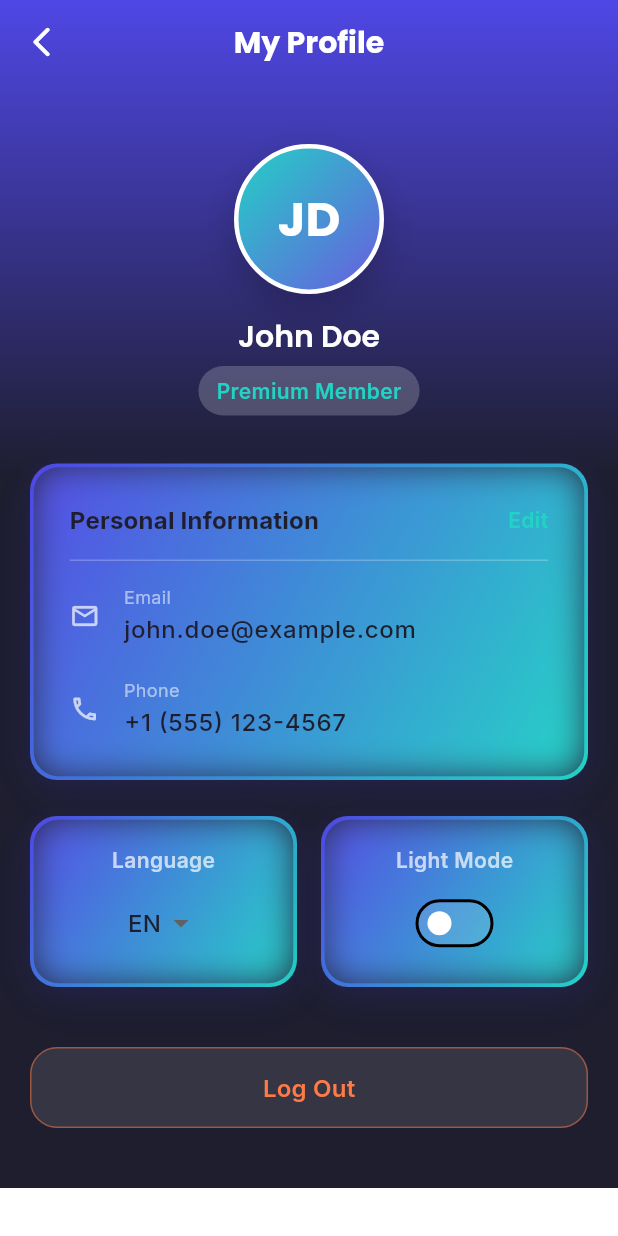
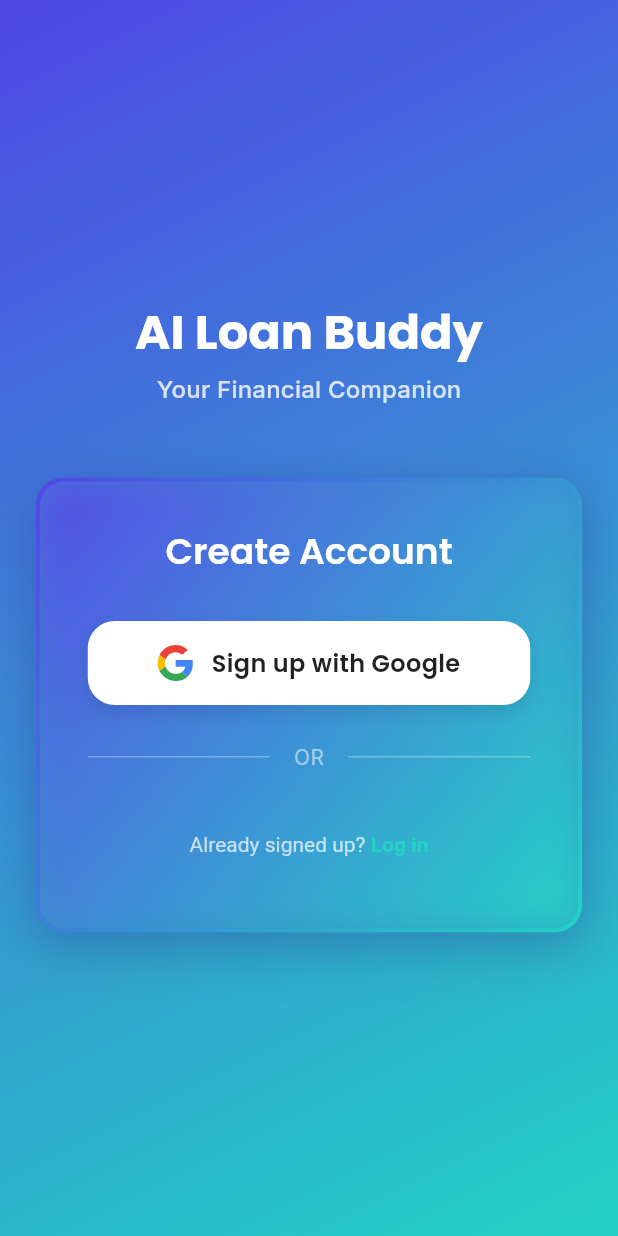
Before and after one commit to SoiledSalmon/hakctajon, a Flutter app: the ProfileScreen screen opened by its route, after a tap on "Log Out", on a phone screen of 412 x 824 dp. Run offline on Flutter 3.47's test engine with Material 3 defaults, Android fonts, the phone set to English and light mode, and no system bars; our stand-ins replace firebase_core, flutter_riverpod, flutter_svg, google_fonts, lottie; accounts and stored records are empty; network calls fail.

```diff
--- a/lib/main.dart
+++ b/lib/main.dart
@@ -3,9 +3,11 @@ import 'package:ai_loan_buddy/screens/checklist_screen.dart';
 import 'package:ai_loan_buddy/screens/education_screen.dart';
 import 'package:ai_loan_buddy/screens/eligibility_screen.dart';
 import 'package:ai_loan_buddy/screens/home_screen.dart';
+import 'package:ai_loan_buddy/screens/login_screen.dart';
 import 'package:ai_loan_buddy/screens/pdf_preview_screen.dart';
 import 'package:ai_loan_buddy/screens/profile_screen.dart';
 import 'package:ai_loan_buddy/screens/settings_screen.dart';
+import 'package:ai_loan_buddy/screens/signup_screen.dart';
 import 'package:ai_loan_buddy/screens/splash_screen.dart';
 import 'package:ai_loan_buddy/theme/app_theme.dart';
 import 'package:ai_loan_buddy/utils/navigation.dart';
@@ -17,7 +19,7 @@ import 'firebase_options.dart';
 void main() async {
   await Firebase.initializeApp(
     options: DefaultFirebaseOptions.currentPlatform,
-);
+  );
   runApp(const ProviderScope(child: AILoanBuddyApp()));
 }
 
@@ -44,6 +46,10 @@ class RouteGenerator {
     switch (settings.name) {
       case RouteNames.splash:
         return MaterialPageRoute(builder: (_) => const SplashScreen());
+      case RouteNames.signup:
+        return MaterialPageRoute(builder: (_) => const SignupScreen());
+      case RouteNames.login:
+        return MaterialPageRoute(builder: (_) => const LoginScreen());
       case RouteNames.home:
         return MaterialPageRoute(builder: (_) => const HomeScreen());
       case RouteNames.chat:
--- a/lib/screens/profile_screen.dart
+++ b/lib/screens/profile_screen.dart
@@ -1,5 +1,6 @@
 import 'package:ai_loan_buddy/providers/settings_provider.dart';
 import 'package:ai_loan_buddy/theme/app_theme.dart';
+import 'package:ai_loan_buddy/utils/navigation.dart';
 
 import 'package:ai_loan_buddy/widgets/glass_card.dart';
 import 'package:ai_loan_buddy/widgets/language_selector_dropdown.dart';
@@ -221,7 +222,9 @@ class ProfileScreen extends ConsumerWidget {
                 SizedBox(
                   width: double.infinity,
                   child: ElevatedButton(
-                    onPressed: () {}, // Dummy action
+                    onPressed: () {
+                      Navigator.of(context).pushNamedAndRemoveUntil(RouteNames.signup, (route) => false);
+                    },
                     style: ElevatedButton.styleFrom(
                       backgroundColor: Colors.white.withOpacity(0.1),
                       side: BorderSide(color: AppTheme.warning.withOpacity(0.5)),
--- /dev/null
+++ b/lib/screens/signup_screen.dart
@@ -0,0 +1,164 @@
+import 'package:ai_loan_buddy/theme/app_theme.dart';
+import 'package:ai_loan_buddy/utils/navigation.dart';
+import 'package:ai_loan_buddy/widgets/glass_card.dart';
+import 'package:flutter/material.dart';
+import 'package:flutter_svg/flutter_svg.dart';
+import 'package:google_fonts/google_fonts.dart';
+
+class SignupScreen extends StatelessWidget {
+  const SignupScreen({super.key});
+
+  @override
+  Widget build(BuildContext context) {
+    return Scaffold(
+      body: Container(
+        width: double.infinity,
+        height: double.infinity,
+        decoration: const BoxDecoration(
+          gradient: LinearGradient(
+            begin: Alignment.topLeft,
+            end: Alignment.bottomRight,
+            colors: [AppTheme.primary1, AppTheme.accent1],
+          ),
+        ),
+        child: Center(
+          child: SingleChildScrollView(
+            padding: const EdgeInsets.all(24),
+            child: Column(
+              mainAxisAlignment: MainAxisAlignment.center,
+              children: [
+                // Logo or App Name
+                Text(
+                  'AI Loan Buddy',
+                  style: Theme.of(context).textTheme.headlineLarge?.copyWith(
+                        color: AppTheme.neutralWhite,
+                        fontWeight: FontWeight.bold,
+                      ),
+                ),
+                const SizedBox(height: 8),
+                Text(
+                  'Your Financial Companion',
+                  style: Theme.of(context).textTheme.titleMedium?.copyWith(
+                        color: AppTheme.neutralWhite.withOpacity(0.8),
+                      ),
+                ),
+                const SizedBox(height: 48),
+
+                // Signup Card
+                GlassCard(
+                  width: double.infinity,
+                  padding: const EdgeInsets.all(32),
+                  child: Column(
+                    children: [
+                      Text(
+                        'Create Account',
+                        style: Theme.of(context).textTheme.headlineMedium?.copyWith(
+                              color: AppTheme.neutralWhite,
+                              fontWeight: FontWeight.w600,
+                            ),
+                      ),
+                      const SizedBox(height: 32),
+
+                      // Google Sign Up Button
+                      _buildGoogleButton(context, 'Sign up with Google', () {
+                        NavigationUtils.pushReplacementNamed(context, RouteNames.home);
+                      }),
+
+                      const SizedBox(height: 24),
+
+                      // Divider
+                      Row(
+                        children: [
+                          Expanded(child: Divider(color: Colors.white.withOpacity(0.3))),
+                          Padding(
+                            padding: const EdgeInsets.symmetric(horizontal: 16),
+                            child: Text(
+                              'OR',
+                              style: TextStyle(color: Colors.white.withOpacity(0.5)),
+                            ),
+                          ),
+                          Expanded(child: Divider(color: Colors.white.withOpacity(0.3))),
+                        ],
+                      ),
+
+                      const SizedBox(height: 24),
+
+                      // Login Link
+                      TextButton(
+                        onPressed: () {
+                          NavigationUtils.pushNamed(context, RouteNames.login);
+                        },
+                        child: RichText(
+                          text: TextSpan(
+                            text: 'Already signed up? ',
+                            style: TextStyle(color: Colors.white.withOpacity(0.7)),
+                            children: const [
+                              TextSpan(
+                                text: 'Log in',
+                                style: TextStyle(
+                                  color: AppTheme.accent1,
+                                  fontWeight: FontWeight.bold,
+                                ),
+                              ),
+                            ],
+                          ),
+                        ),
+                      ),
+                    ],
+                  ),
+                ),
+              ],
+            ),
+          ),
+        ),
+      ),
+    );
+  }
+
+  Widget _buildGoogleButton(BuildContext context, String label, VoidCallback onPressed) {
+    const String googleLogoSvg = '''<svg viewBox="0 0 48 48"><path fill="#EA4335" d="M24 9.5c3.54 0 6.71 1.22 9.21 3.6l6.85-6.85C35.9 2.38 30.47 0 24 0 14.62 0 6.51 5.38 2.56 13.22l7.98 6.19C12.43 13.72 17.74 9.5 24 9.5z"/><path fill="#4285F4" d="M46.98 24.55c0-1.57-.15-3.09-.38-4.55H24v9.02h12.94c-.58 2.96-2.26 5.48-4.78 7.18l7.73 6c4.51-4.18 7.09-10.36 7.09-17.65z"/><path fill="#FBBC05" d="M10.53 28.59c-.48-1.45-.76-2.99-.76-4.59s.27-3.14.76-4.59l-7.98-6.19C.92 16.46 0 20.12 0 24c0 3.88.92 7.54 2.56 10.78l7.97-6.19z"/><path fill="#34A853" d="M24 48c6.48 0 11.93-2.13 15.89-5.81l-7.73-6c-2.15 1.45-4.92 2.3-8.16 2.3-6.26 0-11.57-4.22-13.47-9.91l-7.98 6.19C6.51 42.62 14.62 48 24 48z"/><path fill="none" d="M0 0h48v48H0z"/></svg>''';
+
+    return Container(
+      width: double.infinity,
+      height: 56,
+      decoration: BoxDecoration(
+        color: Colors.white,
+        borderRadius: BorderRadius.circular(18),
+        boxShadow: [
+          BoxShadow(
+            color: Colors.black.withOpacity(0.1),
+            blurRadius: 10,
+            offset: const Offset(0, 5),
+          ),
+        ],
+      ),
+      child: Material(
+        color: Colors.transparent,
+        borderRadius: BorderRadius.circular(18),
+        child: InkWell(
+          onTap: onPressed,
+          borderRadius: BorderRadius.circular(18),
+          child: Row(
+            mainAxisAlignment: MainAxisAlignment.center,
+            children: [
+              SvgPicture.string(
+                googleLogoSvg,
+                width: 24,
+                height: 24,
+              ),
+              const SizedBox(width: 12),
+              Text(
+                label,
+                style: GoogleFonts.poppins(
+                  fontSize: 16,
+                  fontWeight: FontWeight.w600,
+                  color: Colors.black87,
+                ),
+              ),
+            ],
+          ),
+        ),
+      ),
+    );
+  }
+}
--- a/lib/screens/splash_screen.dart
+++ b/lib/screens/splash_screen.dart
@@ -32,7 +32,7 @@ class _SplashScreenState extends State<SplashScreen> with SingleTickerProviderSt
 
     Timer(const Duration(seconds: 2), () {
       if (mounted) {
-        Navigator.of(context).pushReplacementNamed(RouteNames.home);
+        Navigator.of(context).pushReplacementNamed(RouteNames.signup);
       }
     });
   }
--- a/lib/utils/navigation.dart
+++ b/lib/utils/navigation.dart
@@ -2,6 +2,8 @@ import 'package:flutter/material.dart';
 
 class RouteNames {
   static const splash = '/splash';
+  static const signup = '/signup';
+  static const login = '/login';
   static const home = '/home';
   static const chat = '/chat';
   static const eligibility = '/eligibility';
```
Also changed, not shown: lib/screens/login_screen.dart (added, +132 -0 lines).
